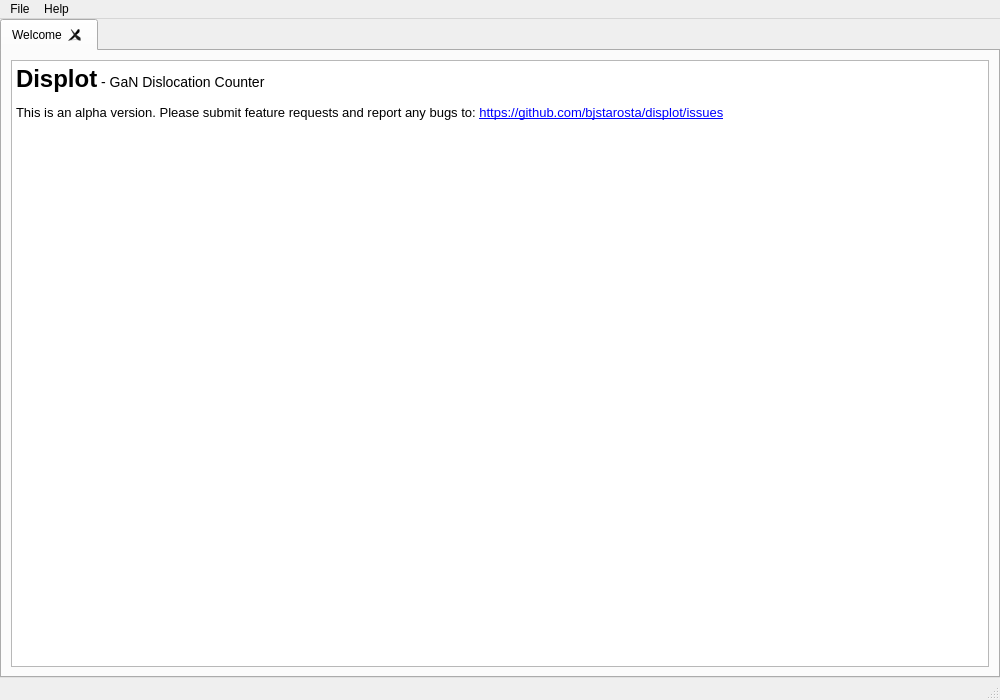
Before: the Qt Designer form devel/displot.ui in bjstarosta/displot, drawn with Qt 5.
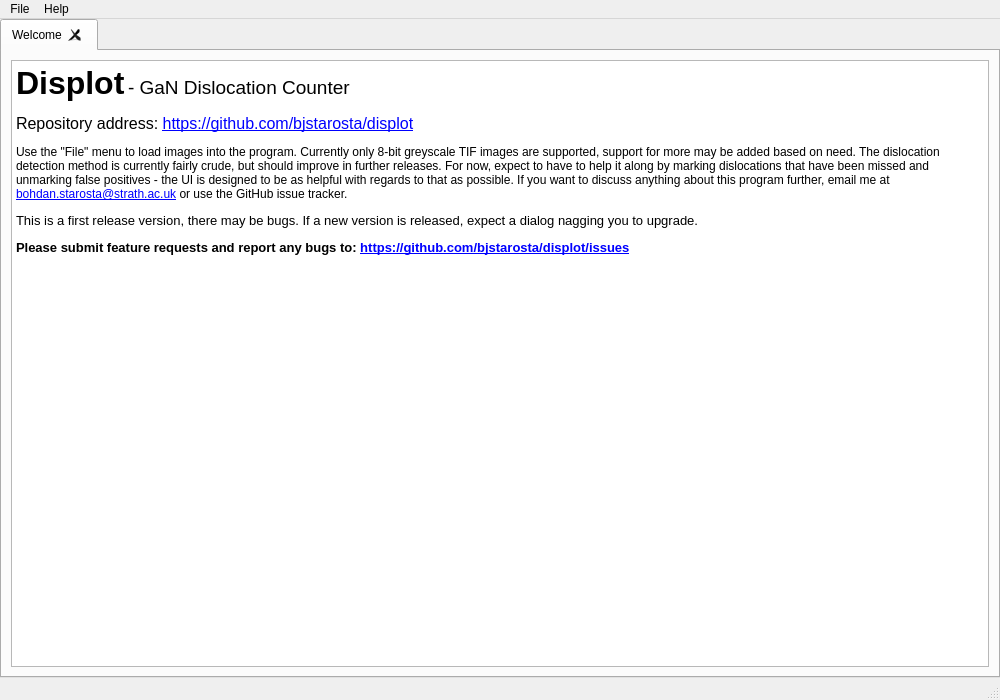
After: the same form once the commit is applied.

Commit message: welcome screen update

The edit to the form file:
```diff
--- a/devel/displot.ui
+++ b/devel/displot.ui
@@ -79,9 +79,12 @@
            <string>&lt;!DOCTYPE HTML PUBLIC &quot;-//W3C//DTD HTML 4.0//EN&quot; &quot;http://www.w3.org/TR/REC-html40/strict.dtd&quot;&gt;
 &lt;html&gt;&lt;head&gt;&lt;meta name=&quot;qrichtext&quot; content=&quot;1&quot; /&gt;&lt;style type=&quot;text/css&quot;&gt;
 p, li { white-space: pre-wrap; }
-&lt;/style&gt;&lt;/head&gt;&lt;body style=&quot; font-family:'Roboto'; font-size:10pt; font-weight:400; font-style:normal;&quot;&gt;
-&lt;p style=&quot; margin-top:18px; margin-bottom:12px; margin-left:0px; margin-right:0px; -qt-block-indent:0; text-indent:0px;&quot;&gt;&lt;span style=&quot; font-size:xx-large; font-weight:600;&quot;&gt;Displot&lt;/span&gt;&lt;span style=&quot; font-size:large; font-weight:296;&quot;&gt; - GaN Dislocation Counter&lt;/span&gt;&lt;/p&gt;
-&lt;p style=&quot; margin-top:12px; margin-bottom:12px; margin-left:0px; margin-right:0px; -qt-block-indent:0; text-indent:0px;&quot;&gt;This is an alpha version. Please submit feature requests and report any bugs to: &lt;a href=&quot;https://github.com/bjstarosta/displot/issues&quot;&gt;&lt;span style=&quot; text-decoration: underline; color:#0000ff;&quot;&gt;https://github.com/bjstarosta/displot/issues&lt;/span&gt;&lt;/a&gt;&lt;/p&gt;&lt;/body&gt;&lt;/html&gt;</string>
+&lt;/style&gt;&lt;/head&gt;&lt;body style=&quot; font-family:'Noto Sans'; font-size:9pt; font-weight:400; font-style:normal;&quot;&gt;
+&lt;p style=&quot; margin-top:18px; margin-bottom:12px; margin-left:0px; margin-right:0px; -qt-block-indent:0; text-indent:0px;&quot;&gt;&lt;span style=&quot; font-family:'Roboto'; font-size:24pt; font-weight:600;&quot;&gt;Displot&lt;/span&gt;&lt;span style=&quot; font-family:'Roboto'; font-size:10pt; font-weight:296;&quot;&gt; &lt;/span&gt;&lt;span style=&quot; font-family:'Roboto'; font-size:14pt; font-weight:296;&quot;&gt;- &lt;/span&gt;&lt;span style=&quot; font-family:'Roboto'; font-size:14pt;&quot;&gt;GaN Dislocation Counter&lt;/span&gt;&lt;/p&gt;
+&lt;p style=&quot; margin-top:12px; margin-bottom:12px; margin-left:0px; margin-right:0px; -qt-block-indent:0; text-indent:0px;&quot;&gt;&lt;span style=&quot; font-size:12pt;&quot;&gt;Repository address: &lt;/span&gt;&lt;a href=&quot;https://github.com/bjstarosta/displot&quot;&gt;&lt;span style=&quot; font-size:12pt; text-decoration: underline; color:#0000ff;&quot;&gt;https://github.com/bjstarosta/displot&lt;/span&gt;&lt;/a&gt;&lt;/p&gt;
+&lt;p style=&quot; margin-top:12px; margin-bottom:12px; margin-left:0px; margin-right:0px; -qt-block-indent:0; text-indent:0px;&quot;&gt;Use the &amp;quot;File&amp;quot; menu to load images into the program. Currently only 8-bit greyscale TIF images are supported, support for more may be added based on need. The dislocation detection method is currently fairly crude, but should improve in further releases. For now, expect to have to help it along by marking dislocations that have been missed and unmarking false positives - the UI is designed to be as helpful with regards to that as possible. If you want to discuss anything about this program further, email me at &lt;a href=&quot;mailto:bohdan.starosta@strath.ac.uk&quot;&gt;&lt;span style=&quot; text-decoration: underline; color:#0000ff;&quot;&gt;bohdan.starosta@strath.ac.uk&lt;/span&gt;&lt;/a&gt; or use the GitHub issue tracker.&lt;/p&gt;
+&lt;p style=&quot; margin-top:12px; margin-bottom:12px; margin-left:0px; margin-right:0px; -qt-block-indent:0; text-indent:0px;&quot;&gt;&lt;span style=&quot; font-family:'Roboto'; font-size:10pt;&quot;&gt;This is a first release version, there may be bugs. If a new version is released, expect a dialog nagging you to upgrade.&lt;/span&gt;&lt;/p&gt;
+&lt;p style=&quot; margin-top:12px; margin-bottom:12px; margin-left:0px; margin-right:0px; -qt-block-indent:0; text-indent:0px;&quot;&gt;&lt;span style=&quot; font-family:'Roboto'; font-size:10pt; font-weight:600;&quot;&gt;Please submit feature requests and report any bugs to: &lt;/span&gt;&lt;a href=&quot;https://github.com/bjstarosta/displot/issues&quot;&gt;&lt;span style=&quot; font-family:'Roboto'; font-size:10pt; font-weight:600; text-decoration: underline; color:#0000ff;&quot;&gt;https://github.com/bjstarosta/displot/issues&lt;/span&gt;&lt;/a&gt;&lt;/p&gt;&lt;/body&gt;&lt;/html&gt;</string>
           </property>
           <property name="openExternalLinks">
            <bool>true</bool>
```
Left out of the diff: 2 changed lines with no effect on the pictures. The commit also changes 5 other files.
